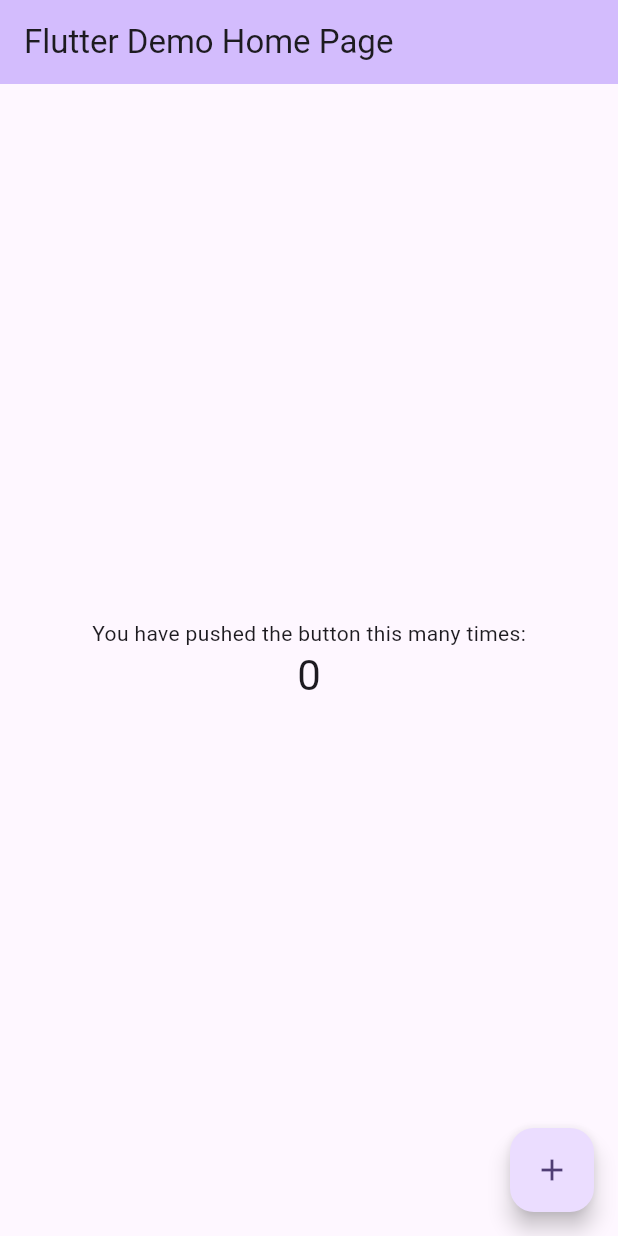
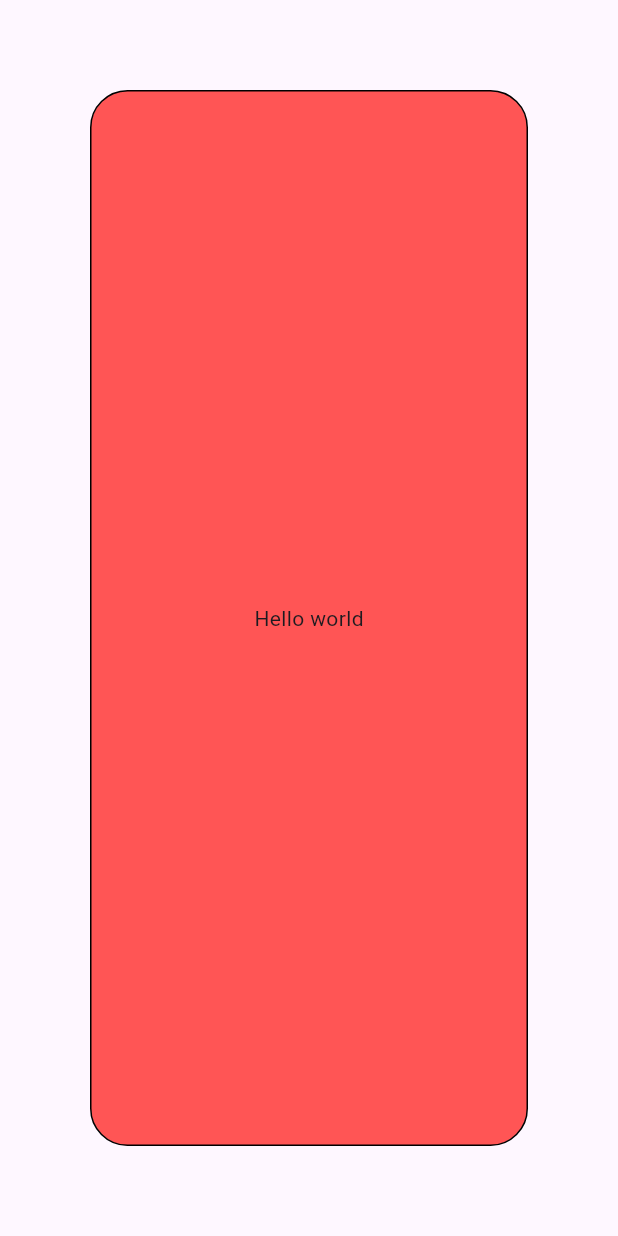
Before and after one commit to yaonekk/Dart_Flutter_essentials_concepts, a Flutter app: the screen it shows after launch, on a phone screen of 412 x 824 dp. Run offline on Flutter 3.47's test engine with Material 3 defaults, Android fonts, the phone set to English and light mode, and no system bars.

Commit message:
extensions for Center/radius/padding

```diff
--- /dev/null
+++ b/flutter_extensions_example_2/lib/home_page.dart
@@ -0,0 +1,19 @@
+import 'package:flutter/material.dart';
+import 'package:flutter_extensions_example_2/extensions/extensions.dart';
+
+class MyHomePage extends StatelessWidget {
+  const MyHomePage({super.key});
+
+  @override
+  Widget build(BuildContext context) {
+    return Scaffold(
+      body: Text('Hello world')
+          .center()
+          .roundedRectangleBorder(
+            radius: 25,
+            backgroundColor: Colors.redAccent.withAlpha(250),
+          )
+          .paddingAll(60),
+    );
+  }
+}
--- a/flutter_extensions_example_2/lib/main.dart
+++ b/flutter_extensions_example_2/lib/main.dart
@@ -1,4 +1,5 @@
 import 'package:flutter/material.dart';
+import 'package:flutter_extensions_example_2/home_page.dart';
 
 void main() {
   runApp(const MyApp());
@@ -7,116 +8,13 @@ void main() {
 class MyApp extends StatelessWidget {
   const MyApp({super.key});
 
-  // This widget is the root of your application.
   @override
   Widget build(BuildContext context) {
     return MaterialApp(
+      debugShowCheckedModeBanner: false,
       title: 'Flutter Demo',
-      theme: ThemeData(
-        // This is the theme of your application.
-        //
-        // TRY THIS: Try running your application with "flutter run". You'll see
-        // the application has a purple toolbar. Then, without quitting the app,
-        // try changing the seedColor in the colorScheme below to Colors.green
-        // and then invoke "hot reload" (save your changes or press the "hot
-        // reload" button in a Flutter-supported IDE, or press "r" if you used
-        // the command line to start the app).
-        //
-        // Notice that the counter didn't reset back to zero; the application
-        // state is not lost during the reload. To reset the state, use hot
-        // restart instead.
-        //
-        // This works for code too, not just values: Most code changes can be
-        // tested with just a hot reload.
-        colorScheme: .fromSeed(seedColor: Colors.deepPurple),
-      ),
-      home: const MyHomePage(title: 'Flutter Demo Home Page'),
+      theme: ThemeData(colorScheme: .fromSeed(seedColor: Colors.deepPurple)),
+      home: const MyHomePage(),
     );
   }
 }
-
-class MyHomePage extends StatefulWidget {
-  const MyHomePage({super.key, required this.title});
-
-  // This widget is the home page of your application. It is stateful, meaning
-  // that it has a State object (defined below) that contains fields that affect
-  // how it looks.
-
-  // This class is the configuration for the state. It holds the values (in this
-  // case the title) provided by the parent (in this case the App widget) and
-  // used by the build method of the State. Fields in a Widget subclass are
-  // always marked "final".
-
-  final String title;
-
-  @override
-  State<MyHomePage> createState() => _MyHomePageState();
-}
-
-class _MyHomePageState extends State<MyHomePage> {
-  int _counter = 0;
-
-  void _incrementCounter() {
-    setState(() {
-      // This call to setState tells the Flutter framework that something has
-      // changed in this State, which causes it to rerun the build method below
-      // so that the display can reflect the updated values. If we changed
-      // _counter without calling setState(), then the build method would not be
-      // called again, and so nothing would appear to happen.
-      _counter++;
-    });
-  }
-
-  @override
-  Widget build(BuildContext context) {
-    // This method is rerun every time setState is called, for instance as done
-    // by the _incrementCounter method above.
-    //
-    // The Flutter framework has been optimized to make rerunning build methods
-    // fast, so that you can just rebuild anything that needs updating rather
-    // than having to individually change instances of widgets.
-    return Scaffold(
-      appBar: AppBar(
-        // TRY THIS: Try changing the color here to a specific color (to
-        // Colors.amber, perhaps?) and trigger a hot reload to see the AppBar
-        // change color while the other colors stay the same.
-        backgroundColor: Theme.of(context).colorScheme.inversePrimary,
-        // Here we take the value from the MyHomePage object that was created by
-        // the App.build method, and use it to set our appbar title.
-        title: Text(widget.title),
-      ),
-      body: Center(
-        // Center is a layout widget. It takes a single child and positions it
-        // in the middle of the parent.
-        child: Column(
-          // Column is also a layout widget. It takes a list of children and
-          // arranges them vertically. By default, it sizes itself to fit its
-          // children horizontally, and tries to be as tall as its parent.
-          //
-          // Column has various properties to control how it sizes itself and
-          // how it positions its children. Here we use mainAxisAlignment to
-          // center the children vertically; the main axis here is the vertical
-          // axis because Columns are vertical (the cross axis would be
-          // horizontal).
-          //
-          // TRY THIS: Invoke "debug painting" (choose the "Toggle Debug Paint"
-          // action in the IDE, or press "p" in the console), to see the
-          // wireframe for each widget.
-          mainAxisAlignment: .center,
-          children: [
-            const Text('You have pushed the button this many times:'),
-            Text(
-              '$_counter',
-              style: Theme.of(context).textTheme.headlineMedium,
-            ),
-          ],
-        ),
-      ),
-      floatingActionButton: FloatingActionButton(
-        onPressed: _incrementCounter,
-        tooltip: 'Increment',
-        child: const Icon(Icons.add),
-      ),
-    );
-  }
-}
```
Also changed, not shown: flutter_extensions_example_2/lib/extensions/extensions.dart (added, +27 -0 lines).
